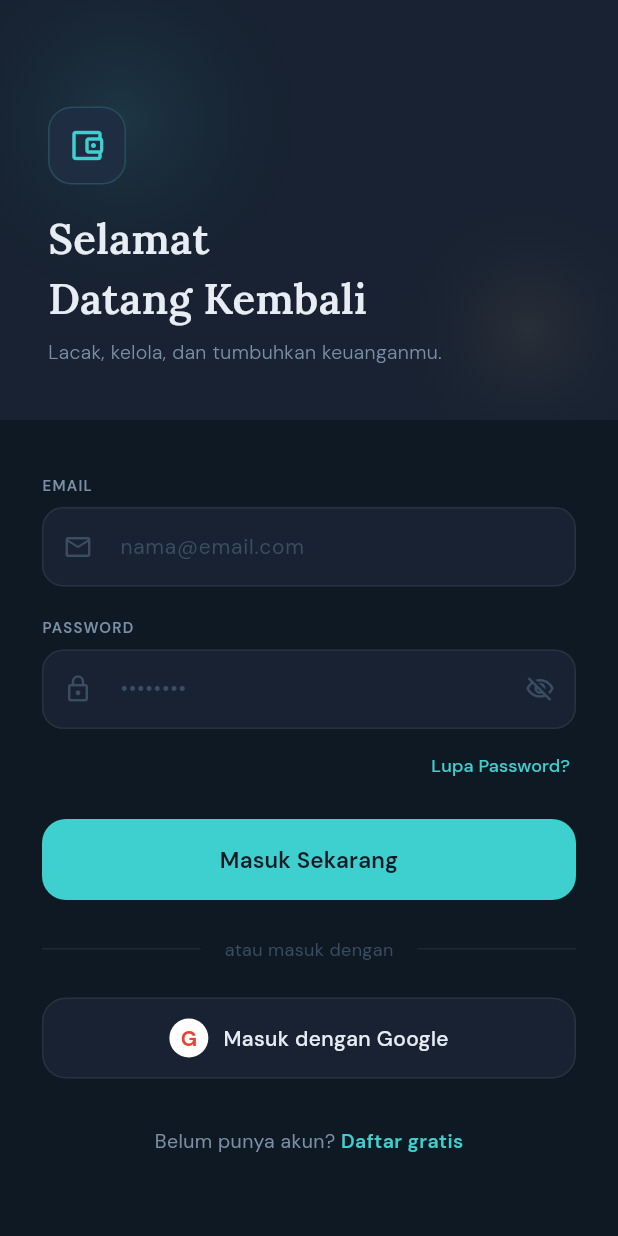
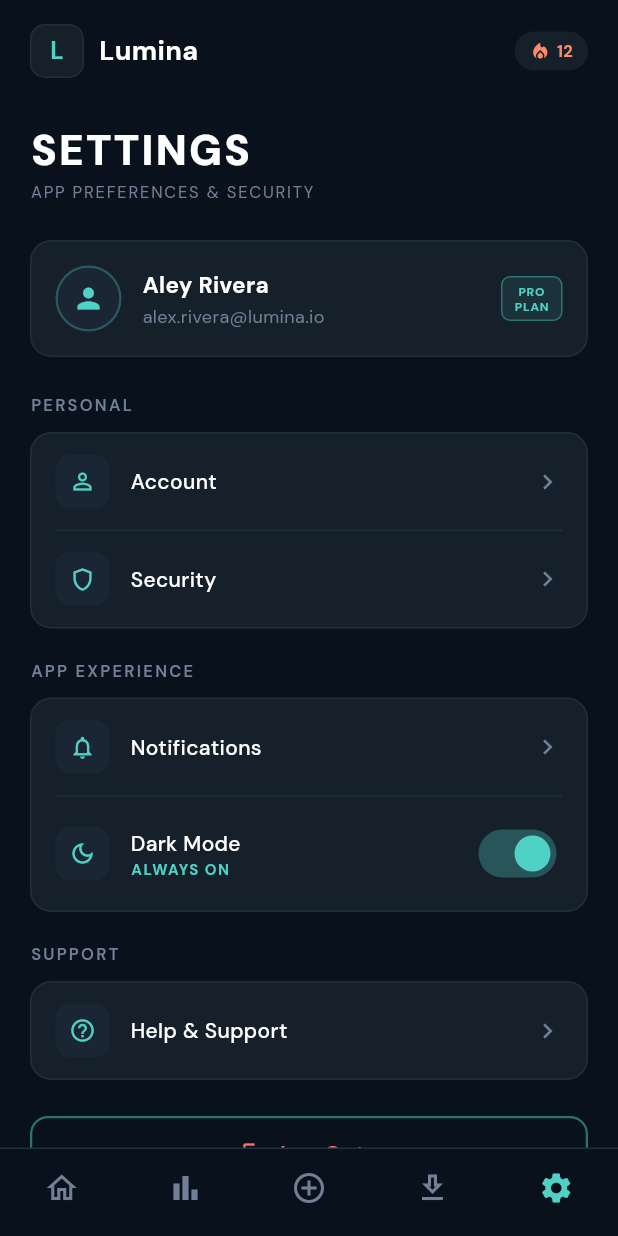
Before and after one commit to Hikam666/tugas4pbl, a Flutter app: the screen it shows after launch, on a phone screen of 412 x 824 dp. Run offline on Flutter 3.47's test engine with Material 3 defaults, Android fonts, the phone set to English and light mode, and no system bars; our stand-ins replace google_fonts.

Commit message:
Update main & Settings Screen

```diff
--- a/lib/main.dart
+++ b/lib/main.dart
@@ -1,6 +1,7 @@
 import 'package:flutter/material.dart';
 import 'package:google_fonts/google_fonts.dart';
-import 'login.dart';
+//import 'login.dart';
+import 'package:tugas4pbl/settingsScreen.dart';
 
 void main() {
   runApp(const MyApp());
@@ -19,7 +20,8 @@ class MyApp extends StatelessWidget {
         useMaterial3: true,
         textTheme: GoogleFonts.dmSansTextTheme(),
       ),
-      home: const LoginScreen(),
+      home: const SettingsScreen(),
+      //home: const LoginScreen(),
     );
   }
 }
--- /dev/null
+++ b/lib/settingsScreen.dart
@@ -0,0 +1,431 @@
+import 'package:flutter/material.dart';
+
+class SettingsScreen extends StatefulWidget {
+  const SettingsScreen({super.key});
+
+  @override
+  State<SettingsScreen> createState() => _SettingsScreenState();
+}
+
+class _SettingsScreenState extends State<SettingsScreen> {
+  bool _darkMode = true;
+  int _selectedIndex = 4;
+
+  @override
+  Widget build(BuildContext context) {
+    return Scaffold(
+      backgroundColor: const Color(0xFF09121C),
+      body: SafeArea(
+        child: SingleChildScrollView(
+          padding: const EdgeInsets.symmetric(horizontal: 20, vertical: 16),
+          child: Column(
+            crossAxisAlignment: CrossAxisAlignment.start,
+            children: [
+              // Top Bar
+              Row(
+                mainAxisAlignment: MainAxisAlignment.spaceBetween,
+                children: [
+                  Row(
+                    children: [
+                      Container(
+                        width: 36,
+                        height: 36,
+                        decoration: BoxDecoration(
+                          color: const Color(0xFF15202B),
+                          borderRadius: BorderRadius.circular(10),
+                          border: Border.all(
+                              color: const Color(0xFF212E3B)),
+                        ),
+                        child: const Center(
+                          child: Text('L',
+                              style: TextStyle(
+                                  color: Color(0xFF4FD1C5),
+                                  fontWeight: FontWeight.bold,
+                                  fontSize: 16)),
+                        ),
+                      ),
+                      const SizedBox(width: 10),
+                      const Text('Lumina',
+                          style: TextStyle(
+                              color: Colors.white,
+                              fontSize: 18,
+                              fontWeight: FontWeight.bold)),
+                    ],
+                  ),
+                  Container(
+                    padding:
+                        const EdgeInsets.symmetric(horizontal: 10, vertical: 5),
+                    decoration: BoxDecoration(
+                      color: const Color(0xFF15202B),
+                      borderRadius: BorderRadius.circular(20),
+                    ),
+                    child: Row(
+                      children: const [
+                        Icon(Icons.local_fire_department,
+                            color: Color(0xFFFF8A65), size: 14),
+                        SizedBox(width: 4),
+                        Text('12',
+                            style: TextStyle(
+                                color: Color(0xFFFF8A65),
+                                fontSize: 11,
+                                fontWeight: FontWeight.w700)),
+                      ],
+                    ),
+                  ),
+                ],
+              ),
+              const SizedBox(height: 28),
+
+              // Title
+              const Text(
+                'SETTINGS',
+                style: TextStyle(
+                  color: Colors.white,
+                  fontSize: 28,
+                  fontWeight: FontWeight.w900,
+                  letterSpacing: 1.5,
+                ),
+              ),
+              const Text(
+                'APP PREFERENCES & SECURITY',
+                style: TextStyle(
+                  color: Color(0xFF718096),
+                  fontSize: 11,
+                  letterSpacing: 1.2,
+                ),
+              ),
+              const SizedBox(height: 24),
+
+              // Profile Card
+              Container(
+                width: double.infinity,
+                padding: const EdgeInsets.all(16),
+                decoration: BoxDecoration(
+                  color: const Color(0xFF15202B),
+                  borderRadius: BorderRadius.circular(14),
+                  border:
+                      Border.all(color: const Color(0xFF212E3B), width: 1),
+                ),
+                child: Row(
+                  children: [
+                    Container(
+                      width: 44,
+                      height: 44,
+                      decoration: BoxDecoration(
+                        color: const Color(0xFF1A2633),
+                        shape: BoxShape.circle,
+                        border: Border.all(
+                            color: const Color(0xFF4FD1C5).withOpacity(0.3), // Diganti
+                            width: 1.5),
+                      ),
+                      child: const Icon(Icons.person,
+                          color: Color(0xFF4FD1C5), size: 22),
+                    ),
+                    const SizedBox(width: 14),
+                    Expanded(
+                      child: Column(
+                        crossAxisAlignment: CrossAxisAlignment.start,
+                        children: const [
+                          Text('Aley Rivera',
+                              style: TextStyle(
+                                  color: Colors.white,
+                                  fontSize: 15,
+                                  fontWeight: FontWeight.w700)),
+                          SizedBox(height: 2),
+                          Text('alex.rivera@lumina.io',
+                              style: TextStyle(
+                                  color: Color(0xFF718096), fontSize: 12)),
+                        ],
+                      ),
+                    ),
+                    Container(
+                      padding: const EdgeInsets.symmetric(
+                          horizontal: 8, vertical: 4),
+                      decoration: BoxDecoration(
+                        color: const Color(0xFF4FD1C5).withOpacity(0.1),
+                        borderRadius: BorderRadius.circular(6),
+                        border: Border.all(
+                            color: const Color(0xFF4FD1C5).withOpacity(0.4)),
+                      ),
+                      child: const Text(
+                        'PRO\nPLAN',
+                        textAlign: TextAlign.center,
+                        style: TextStyle(
+                          color: Color(0xFF4FD1C5),
+                          fontSize: 8,
+                          fontWeight: FontWeight.w800,
+                          letterSpacing: 0.5,
+                          height: 1.3,
+                        ),
+                      ),
+                    ),
+                  ],
+                ),
+              ),
+              const SizedBox(height: 24),
+
+              // PERSONAL Section
+              const Text('PERSONAL',
+                  style: TextStyle(
+                      color: Color(0xFF718096),
+                      fontSize: 11,
+                      fontWeight: FontWeight.w600,
+                      letterSpacing: 1.5)),
+              const SizedBox(height: 10),
+              Container(
+                decoration: BoxDecoration(
+                  color: const Color(0xFF15202B), // Diganti
+                  borderRadius: BorderRadius.circular(14),
+                  border:
+                      Border.all(color: const Color(0xFF212E3B), width: 1),
+                ),
+                child: Column(
+                  children: [
+                    _buildMenuItem(
+                      icon: Icons.person_outline,
+                      iconColor: const Color(0xFF4FD1C5),
+                      title: 'Account',
+                      showDivider: true,
+                    ),
+                    _buildMenuItem(
+                      icon: Icons.shield_outlined,
+                      iconColor: const Color(0xFF4FD1C5),
+                      title: 'Security',
+                      showDivider: false,
+                    ),
+                  ],
+                ),
+              ),
+              const SizedBox(height: 20),
+
+              // APP EXPERIENCE Section
+              const Text('APP EXPERIENCE',
+                  style: TextStyle(
+                      color: Color(0xFF718096),
+                      fontSize: 11,
+                      fontWeight: FontWeight.w600,
+                      letterSpacing: 1.5)),
+              const SizedBox(height: 10),
+              Container(
+                decoration: BoxDecoration(
+                  color: const Color(0xFF15202B),
+                  borderRadius: BorderRadius.circular(14),
+                  border:
+                      Border.all(color: const Color(0xFF212E3B), width: 1),
+                ),
+                child: Column(
+                  children: [
+                    _buildMenuItem(
+                      icon: Icons.notifications_outlined,
+                      iconColor: const Color(0xFF4FD1C5),
+                      title: 'Notifications',
+                      showDivider: true,
+                    ),
+                    // Dark Mode toggle
+                    Padding(
+                      padding: const EdgeInsets.symmetric(
+                          horizontal: 16, vertical: 14),
+                      child: Row(
+                        children: [
+                          Container(
+                            width: 36,
+                            height: 36,
+                            decoration: BoxDecoration(
+                              color: const Color(0xFF1A2633),
+                              borderRadius: BorderRadius.circular(10),
+                            ),
+                            child: const Icon(Icons.dark_mode_outlined,
+                                color: Color(0xFF4FD1C5), size: 18),
+                          ),
+                          const SizedBox(width: 14),
+                          Expanded(
+                            child: Column(
+                              crossAxisAlignment: CrossAxisAlignment.start,
+                              children: const [
+                                Text('Dark Mode',
+                                    style: TextStyle(
+                                        color: Colors.white,
+                                        fontSize: 14,
+                                        fontWeight: FontWeight.w500)),
+                                Text('ALWAYS ON',
+                                    style: TextStyle(
+                                        color: Color(0xFF4FD1C5),
+                                        fontSize: 10,
+                                        fontWeight: FontWeight.w700,
+                                        letterSpacing: 1)),
+                              ],
+                            ),
+                          ),
+                          Switch(
+                            value: _darkMode,
+                            onChanged: (val) =>
+                                setState(() => _darkMode = val),
+                            activeColor: const Color(0xFF4FD1C5),
+                            activeTrackColor:
+                                const Color(0xFF4FD1C5).withOpacity(0.3),
+                            inactiveThumbColor: const Color(0xFF718096),
+                            inactiveTrackColor: const Color(0xFF212E3B),
+                          ),
+                        ],
+                      ),
+                    ),
+                  ],
+                ),
+              ),
+              const SizedBox(height: 20),
+
+              // SUPPORT Section
+              const Text('SUPPORT',
+                  style: TextStyle(
+                      color: Color(0xFF718096),
+                      fontSize: 11,
+                      fontWeight: FontWeight.w600,
+                      letterSpacing: 1.5)),
+              const SizedBox(height: 10),
+              Container(
+                decoration: BoxDecoration(
+                  color: const Color(0xFF15202B),
+                  borderRadius: BorderRadius.circular(14),
+                  border:
+                      Border.all(color: const Color(0xFF212E3B), width: 1),
+                ),
+                child: _buildMenuItem(
+                  icon: Icons.help_outline,
+                  iconColor: const Color(0xFF4FD1C5),
+                  title: 'Help & Support',
+                  showDivider: false,
+                ),
+              ),
+              const SizedBox(height: 24),
+
+              // Log Out Button
+              SizedBox(
+                width: double.infinity,
+                height: 50,
+                child: OutlinedButton.icon(
+                  onPressed: () {},
+                  style: OutlinedButton.styleFrom(
+                    side: BorderSide(
+                        color: const Color(0xFF4FD1C5).withOpacity(0.5), width: 1.5),
+                    backgroundColor: Colors.transparent,
+                    shape: RoundedRectangleBorder(
+                        borderRadius: BorderRadius.circular(12)),
+                  ),
+                  icon: const Icon(Icons.logout,
+                      color: Color(0xFFF87171), size: 18),
+                  label: const Text('Log Out',
+                      style: TextStyle(
+                          color: Color(0xFFF87171),
+                          fontSize: 15,
+                          fontWeight: FontWeight.w600)),
+                ),
+              ),
+              const SizedBox(height: 20),
+
+              // Version
+              const Center(
+                child: Text(
+                  'LUMINA V4.2.0-ASTRA',
+                  style: TextStyle(
+                      color: Color(0xFF2D3748),
+                      fontSize: 10,
+                      letterSpacing: 1.5),
+                ),
+              ),
+              const SizedBox(height: 16),
+            ],
+          ),
+        ),
+      ),
+
+      // Bottom Nav
+      bottomNavigationBar: Container(
+        decoration: const BoxDecoration(
+          color: Color(0xFF09121C),
+          border:
+              Border(top: BorderSide(color: Color(0xFF212E3B), width: 1)),
+        ),
+        child: BottomNavigationBar(
+          currentIndex: _selectedIndex,
+          onTap: (i) => setState(() => _selectedIndex = i),
+          backgroundColor: Colors.transparent,
+          selectedItemColor: const Color(0xFF4FD1C5),
+          unselectedItemColor: const Color(0xFF718096),
+          showSelectedLabels: false,
+          showUnselectedLabels: false,
+          elevation: 0,
+          type: BottomNavigationBarType.fixed,
+          items: const [
+            BottomNavigationBarItem(
+                icon: Icon(Icons.home_outlined),
+                activeIcon: Icon(Icons.home),
+                label: 'Home'),
+            BottomNavigationBarItem(
+                icon: Icon(Icons.bar_chart_outlined),
+                activeIcon: Icon(Icons.bar_chart),
+                label: 'Stats'),
+            BottomNavigationBarItem(
+                icon: Icon(Icons.add_circle_outline),
+                activeIcon: Icon(Icons.add_circle),
+                label: 'Add'),
+            BottomNavigationBarItem(
+                icon: Icon(Icons.download_outlined),
+                activeIcon: Icon(Icons.download),
+                label: 'Download'),
+            BottomNavigationBarItem(
+                icon: Icon(Icons.settings_outlined),
+                activeIcon: Icon(Icons.settings),
+                label: 'Settings'),
+          ],
+        ),
+      ),
+    );
+  }
+
+  Widget _buildMenuItem({
+    required IconData icon,
+    required Color iconColor,
+    required String title,
+    required bool showDivider,
+  }) {
+    return Column(
+      children: [
+        InkWell(
+          onTap: () {},
+          borderRadius: BorderRadius.circular(14),
+          child: Padding(
+            padding:
+                const EdgeInsets.symmetric(horizontal: 16, vertical: 14),
+            child: Row(
+              children: [
+                Container(
+                  width: 36,
+                  height: 36,
+                  decoration: BoxDecoration(
+                    color: const Color(0xFF1A2633),
+                    borderRadius: BorderRadius.circular(10),
+                  ),
+                  child: Icon(icon, color: iconColor, size: 18),
+                ),
+                const SizedBox(width: 14),
+                Expanded(
+                  child: Text(title,
+                      style: const TextStyle(
+                          color: Colors.white,
+                          fontSize: 14,
+                          fontWeight: FontWeight.w500)),
+                ),
+                const Icon(Icons.chevron_right,
+                    color: Color(0xFF718096), size: 20),
+              ],
+            ),
+          ),
+        ),
+        if (showDivider)
+          const Divider(
+              height: 1, thickness: 1, color: Color(0xFF212E3B),
+              indent: 16, endIndent: 16),
+      ],
+    );
+  }
+}
```
Also changed, not shown: pubspec.lock.
